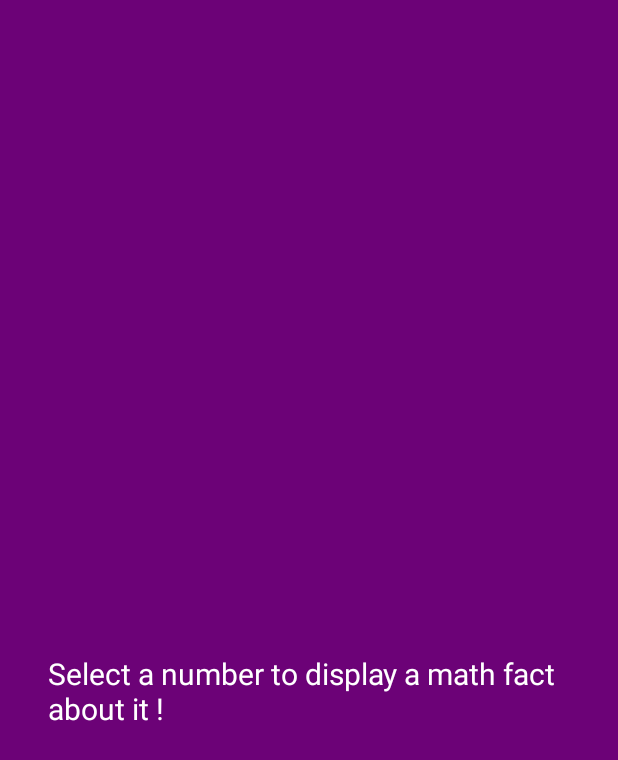
After one commit to enzomr/android_F1-MILANI-MORA, an Android app: the layout list_fact.xml on its own in the app's theme, with its tools: preview values and no code run, on a phone screen of 412 x 824 dp. The commit adds this screen. Shown: the top 760 px of the screen. Run offline under Robolectric (Android 15) with nearby library versions, the phone set to English and light mode, and no system bars.

Commit message:
Adds recyclerview for math fact list

```diff
--- /dev/null
+++ b/app/src/main/res/layout/list_fact.xml
@@ -0,0 +1,32 @@
+<?xml version="1.0" encoding="utf-8"?>
+<LinearLayout xmlns:android="http://schemas.android.com/apk/res/android"
+    xmlns:app="http://schemas.android.com/apk/res-auto"
+    xmlns:tools="http://schemas.android.com/tools"
+    android:layout_width="match_parent"
+    android:layout_height="match_parent"
+    android:background="@color/zinzoline"
+    android:gravity="center_horizontal"
+    android:orientation="vertical"
+    android:paddingLeft="32sp"
+    android:paddingRight="32sp"
+    android:showDividers="middle"
+    android:divider="@drawable/empty_tall_divider"
+    tools:context=".StartActivity">
+
+    <androidx.recyclerview.widget.RecyclerView
+        android:id="@+id/fact_list"
+        android:layout_width="fill_parent"
+        android:layout_height="400sp"
+        android:layout_marginTop="20sp"
+    />
+
+    <TextView
+        android:id="@+id/factText"
+        android:layout_width="match_parent"
+        android:layout_height="97dp"
+        android:text="@string/mathFactStartText"
+        android:textColor="@color/white"
+        android:textSize="20sp"
+        />
+
+</LinearLayout>
--- a/app/src/main/res/values/strings.xml
+++ b/app/src/main/res/values/strings.xml
@@ -4,4 +4,6 @@
     <string name="trivias">Trivias</string>
     <string name="dateFactStartText">Roll date picker to generate a fact about this date !</string>
     <string name="randomFactStartText">A random fact will be generated… Wait for it !</string>
+    <string name="triviaFactStartText">Select a number to display a fact about it !</string>
+    <string name="mathFactStartText">Select a number to display a math fact about it !</string>
 </resources>
--- a/app/src/main/res/values/style.xml
+++ b/app/src/main/res/values/style.xml
@@ -11,4 +11,7 @@
         <item name="android:textColorPrimary">@color/white</item>
         <item name="colorControlNormal">@color/black</item>
     </style>
+    <style name="listStyle" parent="@android:style/Widget.ListView">
+        <item name="android:textColor">@color/white</item>
+    </style>
 </resources>
```
Also changed, not shown: app/src/main/java/com/example/fumbernacts/FactActivity.kt (+13 -5 lines), app/src/main/java/com/example/fumbernacts/FactAdapter.kt (added, +39 -0 lines), app/src/main/res/layout/fact.xml (added, +14 -0 lines).
